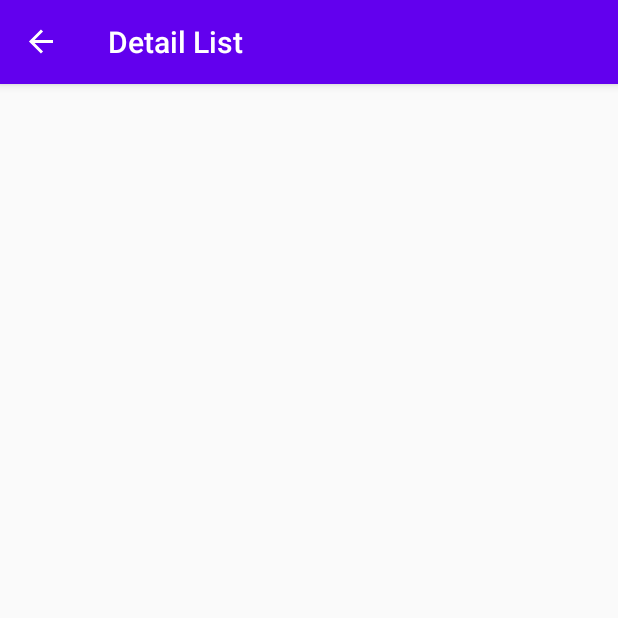
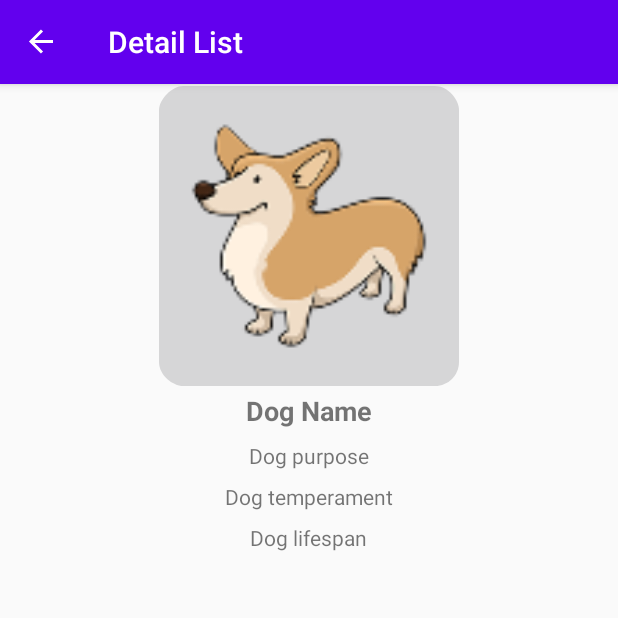
Before and after one commit to Miguel36/DogsProjectMVVM, an Android app: the DetailFragment screen opened through its navigation route, on a phone screen of 412 x 824 dp, the top half of it. Run offline under Robolectric (Android 15) with nearby library versions, the phone set to English and light mode, and no system bars; our stand-ins replace data binding, navigation-ui.

Commit message:
Update layout fragmentDetail

```diff
--- a/app/src/main/res/layout/fragment_detail.xml
+++ b/app/src/main/res/layout/fragment_detail.xml
@@ -3,10 +3,62 @@
 <layout xmlns:android="http://schemas.android.com/apk/res/android"
     xmlns:tools="http://schemas.android.com/tools">
 
-    <androidx.constraintlayout.widget.ConstraintLayout
+    <RelativeLayout
         android:layout_width="match_parent"
         android:layout_height="match_parent"
         tools:context=".view.DetailFragment">
-    </androidx.constraintlayout.widget.ConstraintLayout>
+
+        <ImageView
+            android:id="@+id/dogImage"
+            android:layout_width="match_parent"
+            android:layout_height="wrap_content"
+            android:layout_alignParentTop="true"
+            android:minHeight="200dp"
+            android:scaleType="fitCenter"
+            android:src="@mipmap/ic_dog_icon" />
+
+        <TextView
+            android:id="@+id/dogName"
+            style="@style/Title"
+            android:layout_width="wrap_content"
+            android:layout_height="wrap_content"
+            android:layout_below="@+id/dogImage"
+            android:layout_centerHorizontal="true"
+            android:layout_margin="4dp"
+            android:text="Dog Name" />
+
+
+        <TextView
+            android:id="@+id/dogPurpose"
+            style="@style/Text"
+            android:layout_width="wrap_content"
+            android:layout_height="wrap_content"
+            android:layout_below="@+id/dogName"
+            android:layout_centerHorizontal="true"
+            android:layout_margin="4dp"
+            android:text="Dog purpose" />
+
+
+        <TextView
+            android:id="@+id/dogTemperament"
+            style="@style/Text"
+            android:layout_width="wrap_content"
+            android:layout_height="wrap_content"
+            android:layout_below="@+id/dogPurpose"
+            android:layout_centerHorizontal="true"
+            android:layout_margin="4dp"
+            android:text="Dog temperament" />
+
+        <TextView
+            android:id="@+id/dogLifespan"
+            style="@style/Text"
+            android:layout_width="wrap_content"
+            android:layout_height="wrap_content"
+            android:layout_below="@+id/dogTemperament"
+            android:layout_centerHorizontal="true"
+            android:layout_margin="4dp"
+            android:text="Dog lifespan" />
+
+    </RelativeLayout>
 
 </layout>
```
